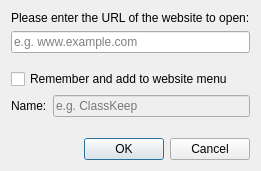
This is veyon/plugins/desktopservices/OpenWebsiteDialog.ui in zk26/ClassKeep as Qt 5 draws it before an edit. The edited form follows.
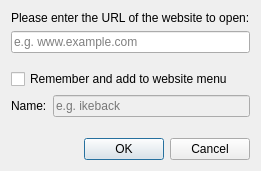
This is the edited form. Icons and pictures are not drawn.

Commit message: refactor: rename the entire project from the retired brand to ikeback

Patch:
```diff
--- a/veyon/plugins/desktopservices/OpenWebsiteDialog.ui
+++ b/veyon/plugins/desktopservices/OpenWebsiteDialog.ui
@@ -17,7 +17,7 @@
       <bool>false</bool>
      </property>
      <property name="placeholderText">
-      <string>e.g. ClassKeep</string>
+      <string>e.g. ikeback</string>
      </property>
     </widget>
    </item>
```
The commit also changes 164 other files.
